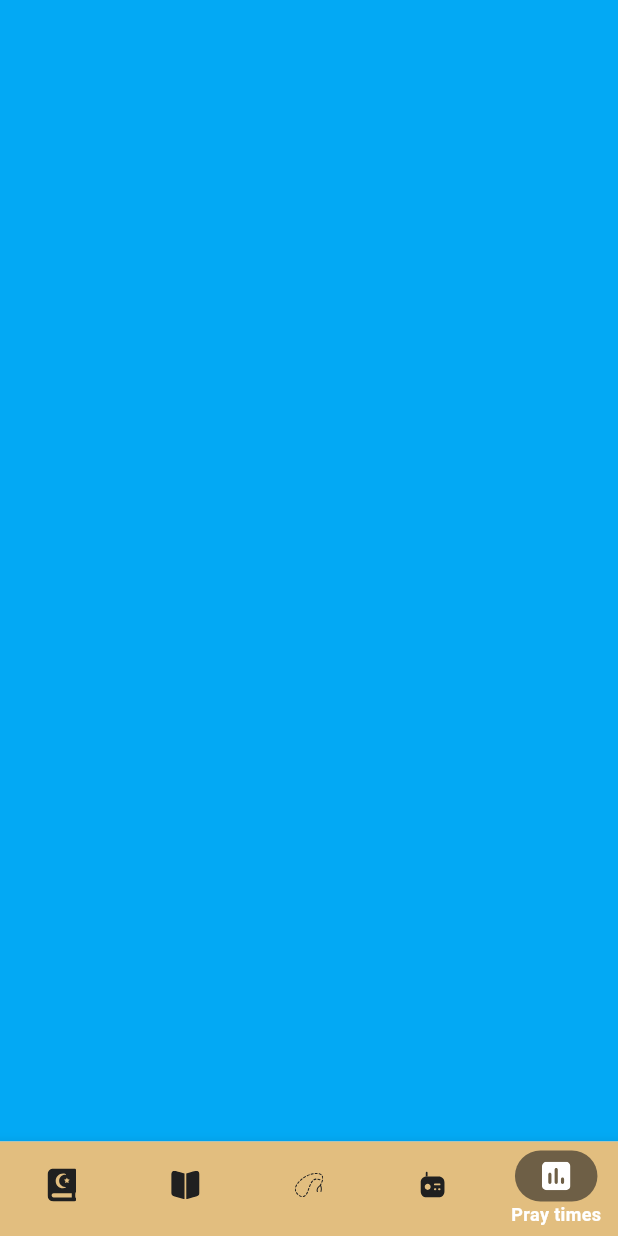
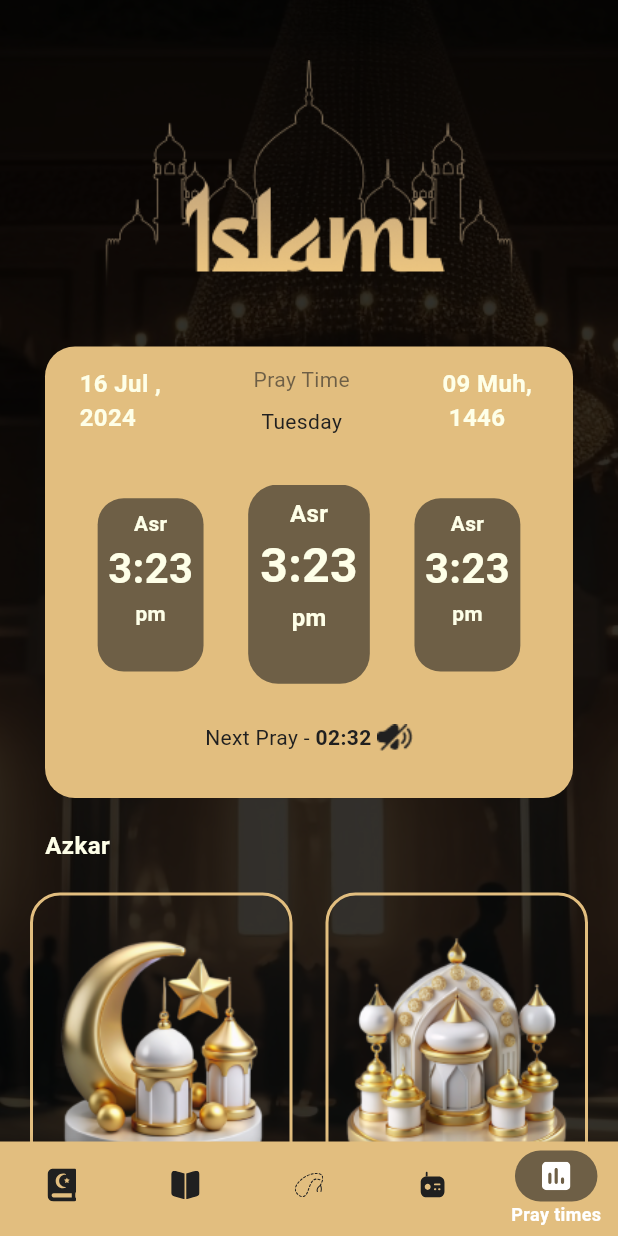
Before and after one commit to mayarkhaled6698/quran-app-c13-offline, a Flutter app: the Home screen opened by its route, item 5 of the bottom bar chosen, on a phone screen of 412 x 824 dp. Run offline on Flutter 3.47's test engine with Material 3 defaults, Android fonts, the phone set to English and light mode, and no system bars; drawn by our look-alikes of carousel_slider; our stand-ins replace flutter_svg, introduction_screen, shared_preferences; accounts and stored records are empty; project files that could hold a hidden picture were left out.

Commit message:
pray times done without design of container

```diff
--- a/lib/core/resources/assets_manager.dart
+++ b/lib/core/resources/assets_manager.dart
@@ -22,6 +22,10 @@ abstract final class AssetImages {
   static const String onboarding3 = '${base}onboarding3.png';
   static const String onboarding4 = '${base}onboarding4.png';
   static const String onboarding5 = '${base}onboarding5.png';
+  static const String praysTimesBG = '${base}taj-mahal-agra-india 1.png';
+  static const String bellIcon = '${base}bell-icon 1.png';
+  static const String commentBubbleIcon = '${base}comment-bubble-icon 1.png';
+  static const String volume = '${base}Volume Slash.png';
 }
 
 abstract final class SvgAssets {
--- a/lib/presentation/screens/home/home.dart
+++ b/lib/presentation/screens/home/home.dart
@@ -3,7 +3,7 @@ import 'package:flutter_svg/svg.dart';
 import 'package:islami_c13_offline/core/resources/assets_manager.dart';
 import 'package:islami_c13_offline/core/resources/colors_manager.dart';
 import 'package:islami_c13_offline/presentation/screens/home/tabs/quran/quran.dart';
-import 'package:islami_c13_offline/presentation/screens/home/tabs/pray_times/hadith_tab.dart';
+import 'package:islami_c13_offline/presentation/screens/home/tabs/pray_times/pray_time.dart';
 import 'package:islami_c13_offline/presentation/screens/home/tabs/hadith/hadith_tab.dart';
 import 'package:islami_c13_offline/presentation/screens/home/tabs/radio/radio.dart';
 import 'package:islami_c13_offline/presentation/screens/home/tabs/tasbeh/tasbeh_tab.dart';
--- a/lib/presentation/screens/home/tabs/pray_times/hadith_tab.dart
+++ /dev/null
@@ -1,12 +0,0 @@
-import 'package:flutter/material.dart';
-
-class PrayTimesTab extends StatelessWidget {
-  const PrayTimesTab({super.key});
-
-  @override
-  Widget build(BuildContext context) {
-    return Container(
-      color: Colors.lightBlue,
-    );
-  }
-}
--- /dev/null
+++ b/lib/presentation/screens/home/tabs/pray_times/pray_time.dart
@@ -0,0 +1,221 @@
+import 'package:carousel_slider/carousel_slider.dart';
+import 'package:flutter/material.dart';
+
+import '../../../../../core/resources/app_styles.dart';
+import '../../../../../core/resources/assets_manager.dart';
+import '../../../../../core/resources/colors_manager.dart';
+
+class PrayTimesTab extends StatefulWidget {
+  const PrayTimesTab({super.key});
+
+  @override
+  State<PrayTimesTab> createState() => _PrayTimesTabState();
+}
+
+class _PrayTimesTabState extends State<PrayTimesTab> {
+  @override
+  Widget build(BuildContext context) {
+    return SingleChildScrollView(
+      child: Stack(
+        children: [
+          Positioned.fill(
+            child: Image.asset(
+              AssetImages.praysTimesBG,
+              fit: BoxFit.cover,
+            ),
+          ),
+          Positioned.fill(
+            child: Container(
+              color: Colors.black.withOpacity(0.8),
+            ),
+          ),
+          Padding(
+            padding: const EdgeInsets.symmetric(horizontal: 20, vertical: 40),
+            child: Column(
+              crossAxisAlignment: CrossAxisAlignment.start,
+              children: [
+                Center(child: Image.asset(AssetImages.islamiLogo)),
+                const SizedBox(
+                  height: 20,
+                ),
+                Container(
+                  decoration: BoxDecoration(
+                    color: ColorsManager.gold,
+                    borderRadius: BorderRadius.circular(20),
+                  ),
+                  margin: const EdgeInsets.only(left: 10, right: 10),
+                  height: 301,
+                  width: 390,
+                  child: Column(
+                    children: [
+                      const Padding(
+                        padding: EdgeInsets.symmetric(horizontal: 23, vertical: 12),
+                        child: Row(
+                          mainAxisAlignment: MainAxisAlignment.spaceBetween,
+                          children: [
+                            Text(
+                              '16 Jul ,\n2024',
+                              style: TextStyle(fontSize: 16, fontWeight: FontWeight.w700, color: ColorsManager.whiteSugar),
+                            ),
+                            Column(
+                              children: [
+                                Text(
+                                  'Pray Time',
+                                  style: TextStyle(color: ColorsManager.black60),
+                                ),
+                                Padding(
+                                  padding: EdgeInsets.only(top: 8),
+                                  child: Text(
+                                    'Tuesday',
+                                    style: TextStyle(color: ColorsManager.blackAcc),
+                                  ),
+                                ),
+                              ],
+                            ),
+                            Text(
+                              '09 Muh, \n 1446',
+                              style: TextStyle(fontSize: 16, fontWeight: FontWeight.w700, color: ColorsManager.whiteSugar),
+                            ),
+                          ],
+                        ),
+                      ),
+                      Padding(
+                        padding: const EdgeInsets.only(top: 20),
+                        child: CarouselSlider.builder(
+                          itemBuilder: (context, index, realIndex) {
+                            return buildPrayTimeWidget();
+                          },
+                          options: CarouselOptions(
+                            autoPlay: false,
+                            aspectRatio: 2.5,
+                            enlargeCenterPage: true,
+                            viewportFraction: 0.3,
+                          ),
+                          itemCount: 7,
+                        ),
+                      ),
+                      Padding(
+                        padding: const EdgeInsets.only(top: 18),
+                        child: Row(
+                          mainAxisAlignment: MainAxisAlignment.center,
+                          children: [
+                            const Text(
+                              'Next Pray - ',
+                              style: TextStyle(color: ColorsManager.blackAcc),
+                            ),
+                            const Text(
+                              '02:32 ',
+                              style: TextStyle(color: ColorsManager.blackAcc, fontWeight: FontWeight.w700),
+                            ),
+                            Image.asset(AssetImages.volume),
+                          ],
+                        ),
+                      )
+                    ],
+                  ),
+                ),
+                const Padding(
+                  padding: EdgeInsets.symmetric(horizontal: 10, vertical: 20),
+                  child: Text(
+                    'Azkar',
+                    style: TextStyle(
+                      color: ColorsManager.whiteSugar,
+                      fontSize: 16,
+                      fontWeight: FontWeight.w700,
+                    ),
+                  ),
+                ),
+                Row(
+                  mainAxisAlignment: MainAxisAlignment.spaceBetween,
+                  children: [
+                    Container(
+                      padding: const EdgeInsets.only(top: 22),
+                      decoration: BoxDecoration(
+                        border: Border.all(
+                          color: ColorsManager.gold,
+                          width: 2.0,
+                        ),
+                        borderRadius: BorderRadius.circular(20),
+                      ),
+                      height: 250,
+                      width: 175,
+                      child: Column(
+                        children: [
+                          Image.asset(AssetImages.bellIcon),
+                          const Text(
+                            'Evening Azkar',
+                            style: TextStyle(color: ColorsManager.whiteSugar, fontSize: 20, fontWeight: FontWeight.w700),
+                          ),
+                        ],
+                      ),
+                    ),
+                    Container(
+                      padding: const EdgeInsets.only(top: 22),
+                      decoration: BoxDecoration(
+                        border: Border.all(
+                          color: ColorsManager.gold,
+                          width: 2.0,
+                        ),
+                        borderRadius: BorderRadius.circular(20),
+                      ),
+                      height: 250,
+                      width: 175,
+                      child: Column(
+                        children: [
+                          Image.asset(AssetImages.commentBubbleIcon),
+                          const Text(
+                            'Morning Azkar',
+                            style: TextStyle(color: ColorsManager.whiteSugar, fontSize: 20, fontWeight: FontWeight.w700),
+                          ),
+                        ],
+                      ),
+                    ),
+                  ],
+                )
+              ],
+            ),
+          ),
+        ],
+      ),
+    );
+  }
+}
+
+buildPrayTimeWidget() {
+  return Container(
+    margin: const EdgeInsets.only(bottom: 8),
+    padding: const EdgeInsets.all(8),
+    decoration: BoxDecoration(
+      color: ColorsManager.black60,
+      borderRadius: BorderRadius.circular(20),
+    ),
+    child: const Column(
+      children: [
+        Text(
+          'Asr',
+          style: TextStyle(
+            color: ColorsManager.whiteSugar,
+            fontSize: 16,
+            fontWeight: FontWeight.w700,
+          ),
+        ),
+        Text(
+          '3:23',
+          style: TextStyle(
+            color: ColorsManager.whiteSugar,
+            fontSize: 32,
+            fontWeight: FontWeight.w700,
+          ),
+        ),
+        Text(
+          'pm',
+          style: TextStyle(
+            color: ColorsManager.whiteSugar,
+            fontSize: 16,
+            fontWeight: FontWeight.w700,
+          ),
+        ),
+      ],
+    ),
+  );
+}
```
Also changed, not shown: assets/images/Volume Slash.png (added), assets/images/bell-icon 1.png (added), assets/images/comment-bubble-icon 1.png (added).
